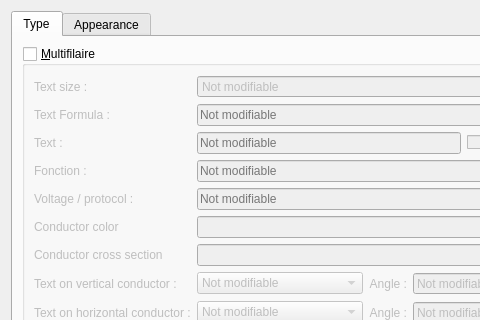
EmilOsvoll/qelectrotech-source-mirror, file sources/SearchAndReplace/ui/replaceconductordialog.ui: the form before one commit; both pictures show x 0 to 480 and y 0 to 320 of the 568 by 523 pixel window.
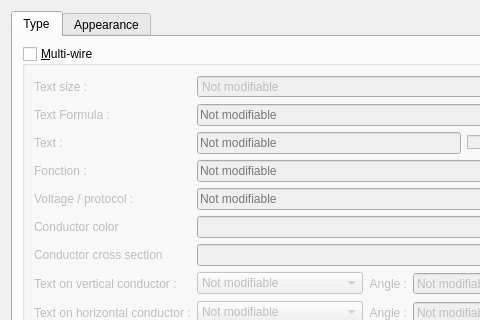
The form after the commit. Icons and pictures are not drawn.

```diff
--- a/sources/SearchAndReplace/ui/replaceconductordialog.ui
+++ b/sources/SearchAndReplace/ui/replaceconductordialog.ui
@@ -27,7 +27,7 @@
           <bool>true</bool>
          </property>
          <property name="title">
-          <string>&amp;Multifilaire</string>
+          <string>&amp;Multi-wire</string>
          </property>
          <property name="checkable">
           <bool>true</bool>
```
